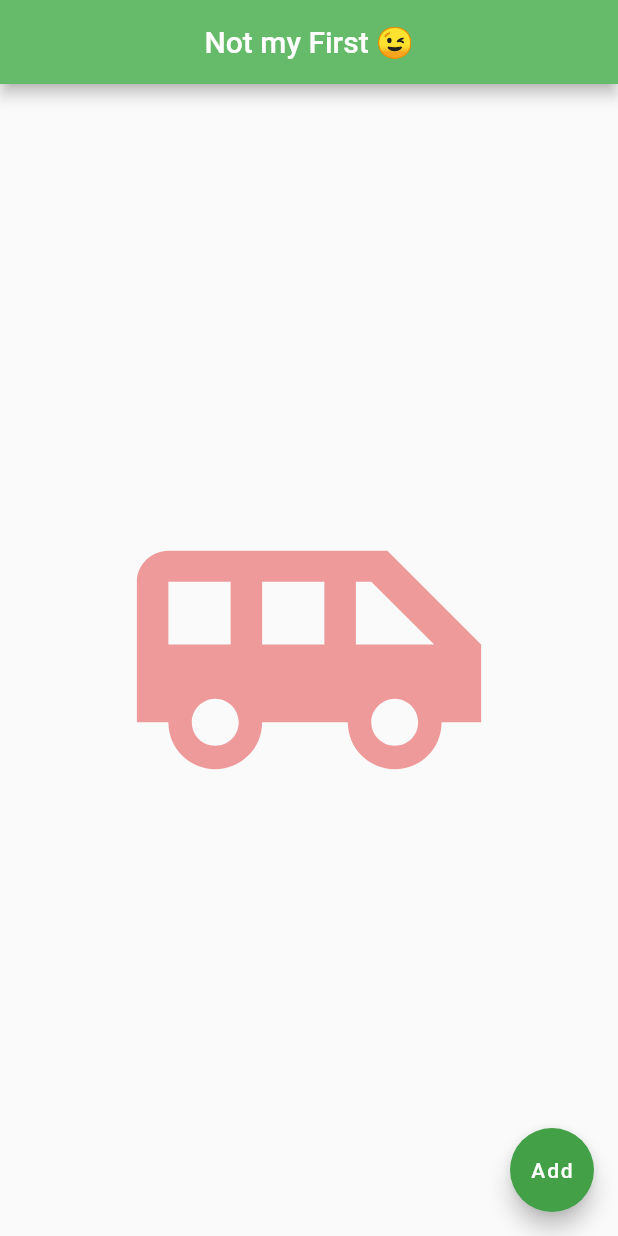
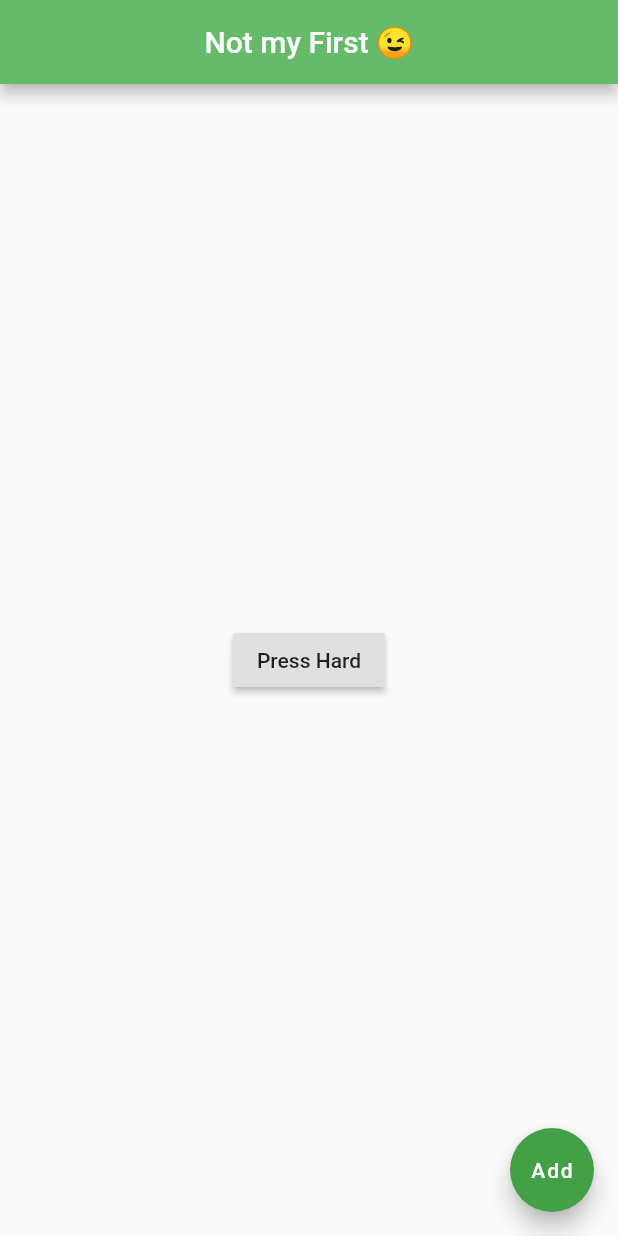
Before and after one commit to Adithya2018/Flutter-Tutorial-for-beginners, a Flutter app: the screen it shows after launch, on a phone screen of 412 x 824 dp. Run offline on Flutter 3.47's test engine with Material 2 defaults, Android fonts, the phone set to English and light mode, and no system bars.

Commit message:
Update main.dart

```diff
--- a/first_app/lib/main.dart
+++ b/first_app/lib/main.dart
@@ -15,10 +15,14 @@ class Home extends StatelessWidget {
       ),
       body: Center(
         // child: Image.network('https://images.unsplash.com/photo-1504893524553-b855bce32c67?ixlib=rb-1.2.1&ixid=MXwxMjA3fDB8MHxwaG90by1wYWdlfHx8fGVufDB8fHw%3D&auto=format&fit=crop&w=334&q=80'),
-        child: Icon(
-          Icons.airport_shuttle,
-          color: Colors.red[200],
-          size: 250,
+        // child: Icon(
+        //   Icons.airport_shuttle,
+        //   color: Colors.red[200],
+        //   size: 250,
+        // ),
+        child: RaisedButton(
+          onPressed: () {},
+          child: Text('Press Hard'),
         ),
       ),
       floatingActionButton: FloatingActionButton(
```
